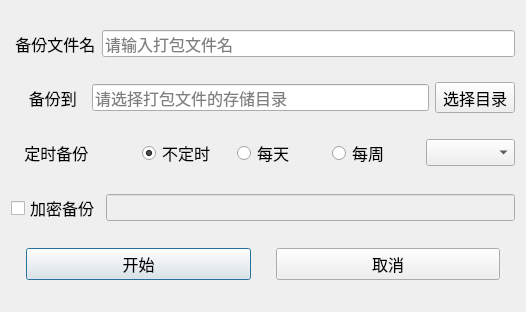
Qt form BackupGUI/backupconfigdialog.ui (skifisy/FilesBackup) before a commit.
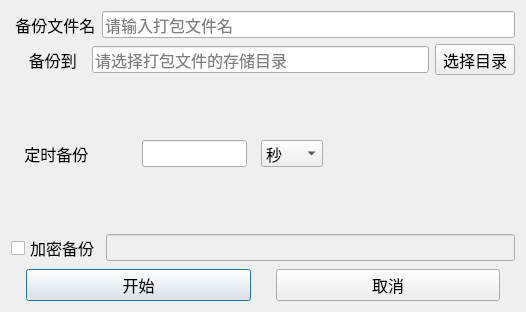
The same form after that commit.

What changed in the file:
```diff
--- a/BackupGUI/backupconfigdialog.ui
+++ b/BackupGUI/backupconfigdialog.ui
@@ -82,41 +82,69 @@
      </item>
      <item>
       <layout class="QHBoxLayout" name="horizontalLayout">
+       <property name="spacing">
+        <number>14</number>
+       </property>
        <property name="leftMargin">
         <number>0</number>
        </property>
        <item>
-        <widget class="QRadioButton" name="noneRadioButton">
+        <widget class="QLineEdit" name="timeInterval"/>
+       </item>
+       <item>
+        <widget class="QComboBox" name="timeSelection">
+         <item>
          <property name="text">
-          <string>不定时</string>
-         </property>
-         <property name="checked">
-          <bool>true</bool>
-         </property>
-        </widget>
+           <string>秒</string>
+          </property>
+         </item>
+         <item>
+          <property name="text">
+           <string>分钟</string>
+          </property>
        </item>
        <item>
-        <widget class="QRadioButton" name="everydayRadioButton">
          <property name="text">
-          <string>每天</string>
-         </property>
-         <property name="checked">
-          <bool>false</bool>
-         </property>
-        </widget>
+           <string>小时</string>
+          </property>
+         </item>
+         <item>
+          <property name="text">
+           <string>天</string>
+          </property>
        </item>
        <item>
-        <widget class="QRadioButton" name="everyweekRadioButton">
          <property name="text">
-          <string>每周</string>
-         </property>
-         <property name="checked">
-          <bool>false</bool>
-         </property>
+           <string>周</string>
+          </property>
+         </item>
+         <item>
+          <property name="text">
+           <string>月</string>
+          </property>
+         </item>
+         <item>
+          <property name="text">
+           <string>年</string>
+          </property>
+         </item>
         </widget>
        </item>
        <item>
-        <widget class="QComboBox" name="comboBox"/>
+        <widget class="QWidget" name="widget" native="true">
+         <property name="sizePolicy">
+          <sizepolicy hsizetype="Fixed" vsizetype="Preferred">
+           <horstretch>0</horstretch>
+           <verstretch>0</verstretch>
+          </sizepolicy>
+         </property>
+         <property name="minimumSize">
+          <size>
+           <width>178</width>
+           <height>0</height>
+          </size>
+         </property>
+        </widget>
        </item>
       </layout>
      </item>
```
Lines whose indentation alone changed are shown as unchanged.
